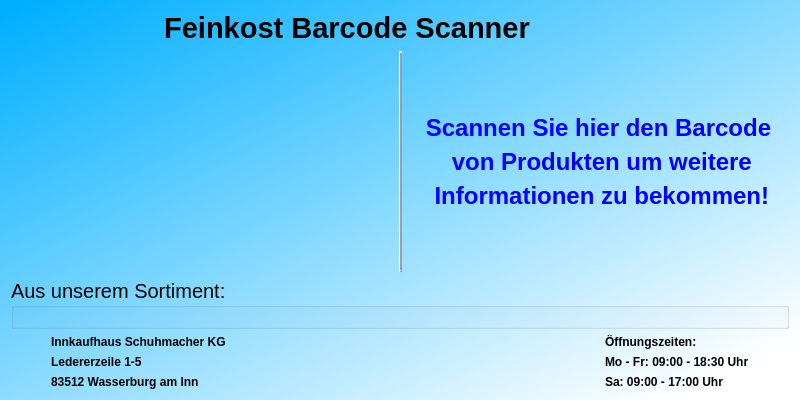
Qt form form.ui (Benefranko/Barcode-Scanner-Feinkost-) before a commit.
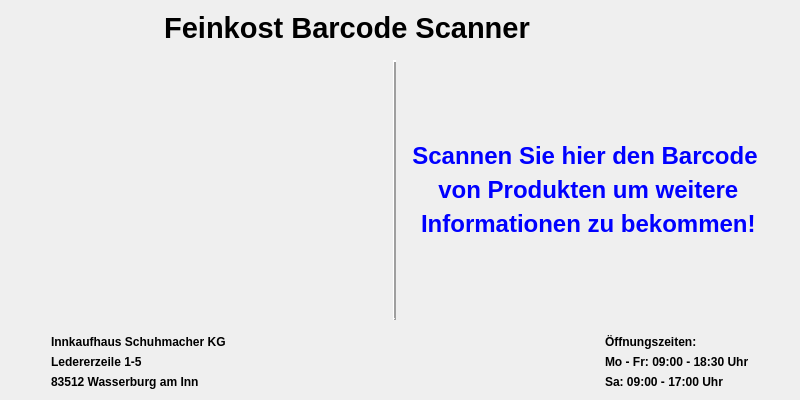
The same form after that commit. The open tabs and pages were chosen to show the change.

```diff
--- a/form.ui
+++ b/form.ui
@@ -29,7 +29,7 @@
    <bool>false</bool>
   </property>
   <property name="styleSheet">
-   <string notr="true">QWidget#Widget {background-color: qlineargradient(spread:pad, x1:0, y1:0, x2:0.897, y2:0.949, stop:0.0206186 rgba(0, 175, 255, 255), stop:0.998527 rgba(255, 255, 255, 255));}</string>
+   <string notr="true">QWidget#Widget { background-color: qconicalgradient(cx:0, cy:0, angle:129.738, stop:0.310293 rgba(131, 201, 201, 0), stop:0.375 rgba(40, 201, 198, 17), stop:0.423533 rgba(0, 221, 255, 68), stop:0.45 rgba(66, 245, 255, 54), stop:0.477581 rgba(101, 255, 251, 75), stop:0.518717 rgba(98, 255, 244, 45), stop:0.55 rgba(88, 243, 255, 95), stop:0.57754 rgba(98, 244, 255, 73), stop:0.626597 rgba(108, 255, 254, 19), stop:0.687453 rgba(114, 255, 242, 0)); }</string>
   </property>
   <layout class="QGridLayout" name="gridLayout_2">
    <item row="1" column="1" rowspan="2">
@@ -51,247 +51,7 @@
        <property name="bottomMargin">
         <number>0</number>
        </property>
-       <item row="2" column="0" colspan="3">
-        <widget class="QGroupBox" name="groupBox">
-         <property name="font">
-          <font>
-           <family>Segoe UI</family>
-           <pointsize>15</pointsize>
-           <bold>false</bold>
-          </font>
-         </property>
-         <property name="title">
-          <string>Aus unserem Sortiment:</string>
-         </property>
-         <layout class="QGridLayout" name="gridLayout_5"/>
-        </widget>
-       </item>
-       <item row="0" column="0" colspan="3">
-        <layout class="QHBoxLayout" name="horizontalLayout_3">
-         <item>
-          <spacer name="horizontalSpacer_7">
-           <property name="orientation">
-            <enum>Qt::Horizontal</enum>
-           </property>
-           <property name="sizeType">
-            <enum>QSizePolicy::Fixed</enum>
-           </property>
-           <property name="sizeHint" stdset="0">
-            <size>
-             <width>10</width>
-             <height>20</height>
-            </size>
-           </property>
-          </spacer>
-         </item>
-         <item>
-          <widget class="QLabel" name="logo">
-           <property name="sizePolicy">
-            <sizepolicy hsizetype="Preferred" vsizetype="Fixed">
-             <horstretch>0</horstretch>
-             <verstretch>0</verstretch>
-            </sizepolicy>
-           </property>
-           <property name="text">
-            <string/>
-           </property>
-          </widget>
-         </item>
-         <item>
-          <spacer name="horizontalSpacer_11">
-           <property name="orientation">
-            <enum>Qt::Horizontal</enum>
-           </property>
-           <property name="sizeHint" stdset="0">
-            <size>
-             <width>40</width>
-             <height>20</height>
-            </size>
-           </property>
-          </spacer>
-         </item>
-         <item>
-          <widget class="QLabel" name="label_3">
-           <property name="sizePolicy">
-            <sizepolicy hsizetype="Expanding" vsizetype="Fixed">
-             <horstretch>0</horstretch>
-             <verstretch>0</verstretch>
-            </sizepolicy>
-           </property>
-           <property name="font">
-            <font>
-             <pointsize>22</pointsize>
-             <bold>true</bold>
-            </font>
-           </property>
-           <property name="text">
-            <string>Feinkost Barcode Scanner</string>
-           </property>
-           <property name="alignment">
-            <set>Qt::AlignHCenter|Qt::AlignTop</set>
-           </property>
-          </widget>
-         </item>
-         <item>
-          <spacer name="horizontalSpacer_10">
-           <property name="orientation">
-            <enum>Qt::Horizontal</enum>
-           </property>
-           <property name="sizeHint" stdset="0">
-            <size>
-             <width>40</width>
-             <height>20</height>
-            </size>
-           </property>
-          </spacer>
-         </item>
-         <item>
-          <spacer name="horizontalSpacer_12">
-           <property name="orientation">
-            <enum>Qt::Horizontal</enum>
-           </property>
-           <property name="sizeHint" stdset="0">
-            <size>
-             <width>40</width>
-             <height>20</height>
-            </size>
-           </property>
-          </spacer>
-         </item>
-        </layout>
-       </item>
-       <item row="1" column="2">
-        <layout class="QVBoxLayout" name="verticalLayout_4">
-         <item>
-          <spacer name="verticalSpacer_8">
-           <property name="orientation">
-            <enum>Qt::Vertical</enum>
-           </property>
-           <property name="sizeType">
-            <enum>QSizePolicy::Expanding</enum>
-           </property>
-           <property name="sizeHint" stdset="0">
-            <size>
-             <width>20</width>
-             <height>0</height>
-            </size>
-           </property>
-          </spacer>
-         </item>
-         <item>
-          <widget class="QLabel" name="label_2">
-           <property name="font">
-            <font>
-             <pointsize>18</pointsize>
-             <italic>false</italic>
-             <bold>true</bold>
-             <underline>false</underline>
-            </font>
-           </property>
-           <property name="styleSheet">
-            <string notr="true">color: rgb(0, 0, 255);</string>
-           </property>
-           <property name="text">
-            <string>Scannen Sie hier den Barcode</string>
-           </property>
-           <property name="alignment">
-            <set>Qt::AlignCenter</set>
-           </property>
-          </widget>
-         </item>
-         <item>
-          <widget class="QLabel" name="label_14">
-           <property name="font">
-            <font>
-             <pointsize>18</pointsize>
-             <italic>false</italic>
-             <bold>true</bold>
-             <underline>false</underline>
-            </font>
-           </property>
-           <property name="styleSheet">
-            <string notr="true">color: rgb(0, 0, 255);</string>
-           </property>
-           <property name="text">
-            <string> von Produkten um weitere</string>
-           </property>
-           <property name="alignment">
-            <set>Qt::AlignCenter</set>
-           </property>
-          </widget>
-         </item>
-         <item>
-          <widget class="QLabel" name="label_5">
-           <property name="font">
-            <font>
-             <pointsize>18</pointsize>
-             <italic>false</italic>
-             <bold>true</bold>
-             <underline>false</underline>
-            </font>
-           </property>
-           <property name="styleSheet">
-            <string notr="true">color: rgb(0, 0, 255);</string>
-           </property>
-           <property name="text">
-            <string> Informationen zu bekommen!</string>
-           </property>
-           <property name="alignment">
-            <set>Qt::AlignCenter</set>
-           </property>
-          </widget>
-         </item>
-         <item>
-          <spacer name="verticalSpacer_5">
-           <property name="orientation">
-            <enum>Qt::Vertical</enum>
-           </property>
-           <property name="sizeType">
-            <enum>QSizePolicy::Expanding</enum>
-           </property>
-           <property name="sizeHint" stdset="0">
-            <size>
-             <width>20</width>
-             <height>0</height>
-            </size>
-           </property>
-          </spacer>
-         </item>
-        </layout>
-       </item>
-       <item row="1" column="1">
-        <widget class="QFrame" name="frame_2">
-         <property name="frameShape">
-          <enum>QFrame::VLine</enum>
-         </property>
-         <property name="frameShadow">
-          <enum>QFrame::Raised</enum>
-         </property>
-         <property name="lineWidth">
-          <number>2</number>
-         </property>
-         <property name="midLineWidth">
-          <number>0</number>
-         </property>
-        </widget>
-       </item>
-       <item row="1" column="0">
-        <widget class="QLabel" name="img1">
-         <property name="sizePolicy">
-          <sizepolicy hsizetype="Preferred" vsizetype="Minimum">
-           <horstretch>0</horstretch>
-           <verstretch>0</verstretch>
-          </sizepolicy>
-         </property>
-         <property name="text">
-          <string/>
-         </property>
-         <property name="alignment">
-          <set>Qt::AlignCenter</set>
-         </property>
-        </widget>
-       </item>
-       <item row="3" column="0" colspan="3">
+       <item row="4" column="0" colspan="3">
         <layout class="QHBoxLayout" name="horizontalLayout_2">
          <item>
           <spacer name="horizontalSpacer_6">
@@ -462,6 +222,261 @@
          </item>
         </layout>
        </item>
+       <item row="0" column="0" colspan="3">
+        <layout class="QHBoxLayout" name="horizontalLayout_3">
+         <item>
+          <spacer name="horizontalSpacer_7">
+           <property name="orientation">
+            <enum>Qt::Horizontal</enum>
+           </property>
+           <property name="sizeType">
+            <enum>QSizePolicy::Fixed</enum>
+           </property>
+           <property name="sizeHint" stdset="0">
+            <size>
+             <width>10</width>
+             <height>20</height>
+            </size>
+           </property>
+          </spacer>
+         </item>
+         <item>
+          <widget class="QLabel" name="logo">
+           <property name="sizePolicy">
+            <sizepolicy hsizetype="Preferred" vsizetype="Fixed">
+             <horstretch>0</horstretch>
+             <verstretch>0</verstretch>
+            </sizepolicy>
+           </property>
+           <property name="text">
+            <string/>
+           </property>
+          </widget>
+         </item>
+         <item>
+          <spacer name="horizontalSpacer_11">
+           <property name="orientation">
+            <enum>Qt::Horizontal</enum>
+           </property>
+           <property name="sizeHint" stdset="0">
+            <size>
+             <width>40</width>
+             <height>20</height>
+            </size>
+           </property>
+          </spacer>
+         </item>
+         <item>
+          <widget class="QLabel" name="label_3">
+           <property name="sizePolicy">
+            <sizepolicy hsizetype="Expanding" vsizetype="Fixed">
+             <horstretch>0</horstretch>
+             <verstretch>0</verstretch>
+            </sizepolicy>
+           </property>
+           <property name="font">
+            <font>
+             <pointsize>22</pointsize>
+             <bold>true</bold>
+            </font>
+           </property>
+           <property name="text">
+            <string>Feinkost Barcode Scanner</string>
+           </property>
+           <property name="alignment">
+            <set>Qt::AlignHCenter|Qt::AlignTop</set>
+           </property>
+          </widget>
+         </item>
+         <item>
+          <spacer name="horizontalSpacer_10">
+           <property name="orientation">
+            <enum>Qt::Horizontal</enum>
+           </property>
+           <property name="sizeHint" stdset="0">
+            <size>
+             <width>40</width>
+             <height>20</height>
+            </size>
+           </property>
+          </spacer>
+         </item>
+         <item>
+          <spacer name="horizontalSpacer_12">
+           <property name="orientation">
+            <enum>Qt::Horizontal</enum>
+           </property>
+           <property name="sizeHint" stdset="0">
+            <size>
+             <width>40</width>
+             <height>20</height>
+            </size>
+           </property>
+          </spacer>
+         </item>
+        </layout>
+       </item>
+       <item row="3" column="0">
+        <widget class="QStackedWidget" name="stackedWidget_2">
+         <property name="currentIndex">
+          <number>0</number>
+         </property>
+         <widget class="QWidget" name="page_5">
+          <layout class="QGridLayout" name="gridLayout_8">
+           <item row="0" column="0">
+            <widget class="QGroupBox" name="groupBox">
+             <property name="font">
+              <font>
+               <family>Segoe UI</family>
+               <pointsize>15</pointsize>
+               <bold>false</bold>
+              </font>
+             </property>
+             <property name="title">
+              <string>Aus unserem Sortiment:</string>
+             </property>
+             <layout class="QGridLayout" name="gridLayout_5"/>
+            </widget>
+           </item>
+          </layout>
+         </widget>
+         <widget class="QWidget" name="page_6">
+          <layout class="QGridLayout" name="gridLayout_4">
+           <item row="0" column="2">
+            <layout class="QVBoxLayout" name="verticalLayout_4">
+             <item>
+              <spacer name="verticalSpacer_8">
+               <property name="orientation">
+                <enum>Qt::Vertical</enum>
+               </property>
+               <property name="sizeType">
+                <enum>QSizePolicy::Expanding</enum>
+               </property>
+               <property name="sizeHint" stdset="0">
+                <size>
+                 <width>20</width>
+                 <height>0</height>
+                </size>
+               </property>
+              </spacer>
+             </item>
+             <item>
+              <widget class="QLabel" name="label_2">
+               <property name="font">
+                <font>
+                 <pointsize>18</pointsize>
+                 <italic>false</italic>
+                 <bold>true</bold>
+                 <underline>false</underline>
+                </font>
+               </property>
+               <property name="styleSheet">
+                <string notr="true">color: rgb(0, 0, 255);</string>
+               </property>
+               <property name="text">
+                <string>Scannen Sie hier den Barcode</string>
+               </property>
+               <property name="alignment">
+                <set>Qt::AlignCenter</set>
+               </property>
+              </widget>
+             </item>
+             <item>
+              <widget class="QLabel" name="label_14">
+               <property name="font">
+                <font>
+                 <pointsize>18</pointsize>
+                 <italic>false</italic>
+                 <bold>true</bold>
+                 <underline>false</underline>
+                </font>
+               </property>
+               <property name="styleSheet">
+                <string notr="true">color: rgb(0, 0, 255);</string>
+               </property>
+               <property name="text">
+                <string> von Produkten um weitere</string>
+               </property>
+               <property name="alignment">
+                <set>Qt::AlignCenter</set>
+               </property>
+              </widget>
+             </item>
+             <item>
+              <widget class="QLabel" name="label_5">
+               <property name="font">
+                <font>
+                 <pointsize>18</pointsize>
+                 <italic>false</italic>
+                 <bold>true</bold>
+                 <underline>false</underline>
+                </font>
+               </property>
+               <property name="styleSheet">
+                <string notr="true">color: rgb(0, 0, 255);</string>
+               </property>
+               <property name="text">
+                <string> Informationen zu bekommen!</string>
+               </property>
+               <property name="alignment">
+                <set>Qt::AlignCenter</set>
+               </property>
+              </widget>
+             </item>
+             <item>
+              <spacer name="verticalSpacer_5">
+               <property name="orientation">
+                <enum>Qt::Vertical</enum>
+               </property>
+               <property name="sizeType">
+                <enum>QSizePolicy::Expanding</enum>
+               </property>
+               <property name="sizeHint" stdset="0">
+                <size>
+                 <width>20</width>
+                 <height>0</height>
+                </size>
+               </property>
+              </spacer>
+             </item>
+            </layout>
+           </item>
+           <item row="0" column="0">
+            <widget class="QLabel" name="img1">
+             <property name="sizePolicy">
+              <sizepolicy hsizetype="Preferred" vsizetype="Minimum">
+               <horstretch>0</horstretch>
+               <verstretch>0</verstretch>
+              </sizepolicy>
+             </property>
+             <property name="text">
+              <string/>
+             </property>
+             <property name="alignment">
+              <set>Qt::AlignCenter</set>
+             </property>
+            </widget>
+           </item>
+           <item row="0" column="1">
+            <widget class="QFrame" name="frame_2">
+             <property name="frameShape">
+              <enum>QFrame::VLine</enum>
+             </property>
+             <property name="frameShadow">
+              <enum>QFrame::Raised</enum>
+             </property>
+             <property name="lineWidth">
+              <number>2</number>
+             </property>
+             <property name="midLineWidth">
+              <number>0</number>
+             </property>
+            </widget>
+           </item>
+          </layout>
+         </widget>
+        </widget>
+       </item>
       </layout>
      </widget>
      <widget class="QWidget" name="page_2">
```
Left out of the diff: 54 changed lines with no effect on the pictures.
